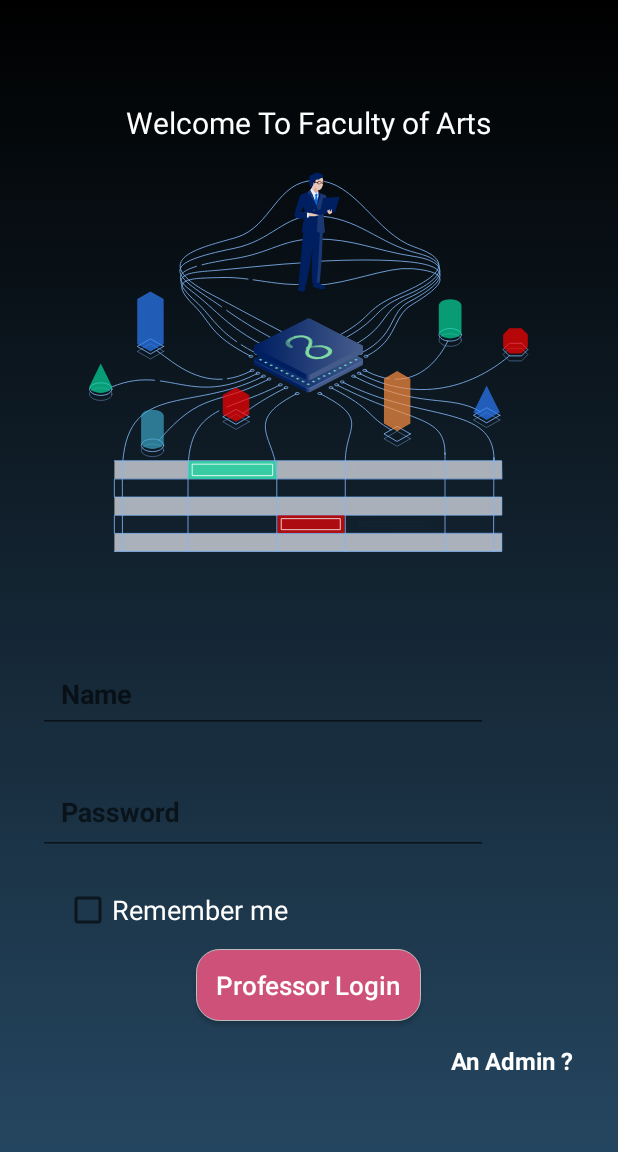
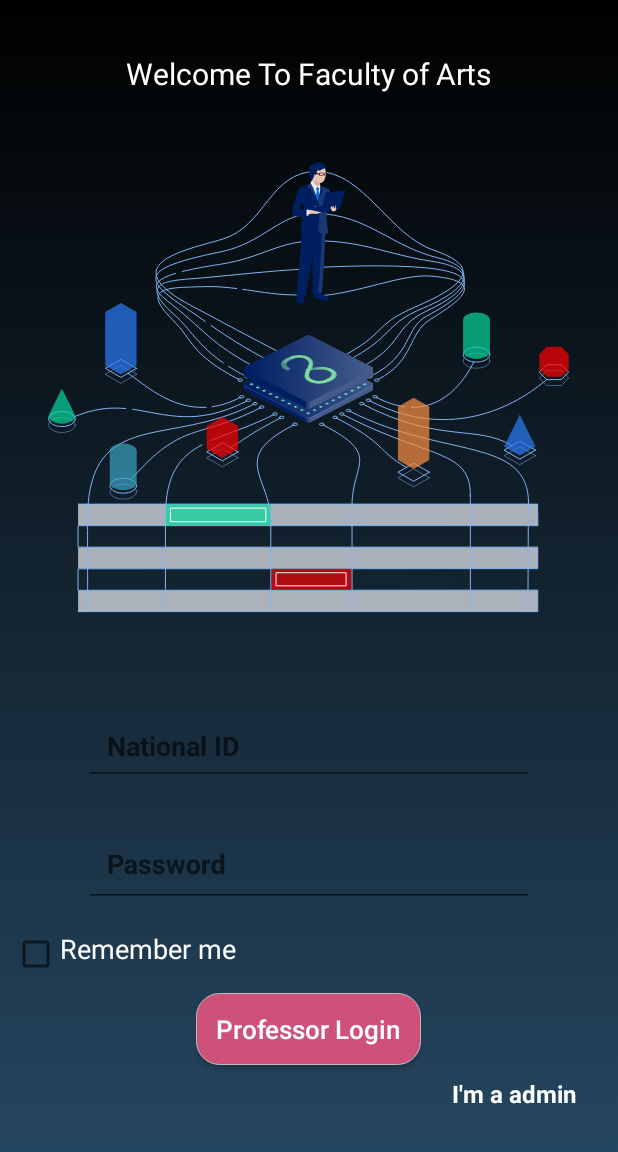
Before and after one commit to AlaaElden98/CollegeSystem, an Android app: the screen it shows after launch (MainActivity), after a tap on "Professor Or Admin", on a phone screen of 412 x 824 dp, the part 84-1236 px from its top. Run offline under Robolectric (Android 15) with nearby library versions, the phone set to English and light mode, and no system bars; our stand-ins replace Firebase (no records; nobody signed in at launch, a user with empty details on screens opened directly); libraries missing offline, so code that uses them is left out: com.rey.material, io.paperdb; plain views replace CheckBox; Roboto replaces fonts that are not available here; 5 statements that could not run were skipped; 1 other tap on this screen came first.

Commit message:
Make login and register valid

```diff
--- a/app/src/main/java/com/usama/runtime/Prevalent/Prevalent.java
+++ b/app/src/main/java/com/usama/runtime/Prevalent/Prevalent.java
@@ -13,6 +13,6 @@ public class Prevalent {
     // admin side to save current info
     public static Doctors CurrentOnlineAdminOrDoctor;
 
-    public static final String DoctorOrAdminNameKey = "DoctorOrAdminName";
+    public static final String DoctorOrAdminNationalIDKey = "DoctorOrAdminNationalID";
     public static final String DoctorOrAdminPasswordKey = "DoctorOrAdminPassword";
 }
--- a/app/src/main/java/com/usama/runtime/admin/AddSubjectFragment.java
+++ b/app/src/main/java/com/usama/runtime/admin/AddSubjectFragment.java
@@ -114,7 +114,7 @@ public class AddSubjectFragment extends Fragment {
 
     private void addSubject() {
         final String subj = subjectName.getText().toString().trim();
-        String docName = doctorName.getText().toString().trim();
+        final String docName = doctorName.getText().toString().trim();
 
         if (subj == null) {
             Toast.makeText(getContext(), "please write subject name", Toast.LENGTH_SHORT).show();
@@ -135,7 +135,7 @@ public class AddSubjectFragment extends Fragment {
                         public void onComplete(@NonNull Task<Void> task) {
                             if (task.isSuccessful()) {
                                 Toast.makeText(getActivity(), "Add this Subject is success", Toast.LENGTH_LONG).show();
-                                Navigation.findNavController(getView()).navigate(AddSubjectFragmentDirections.actionAddSubjectFragmentToAdminHomeFragment());
+                                Navigation.findNavController(getView()).navigate(AddSubjectFragmentDirections.actionAddSubjectFragmentToAdminHomeFragment(docName));
                             } else {
                                 Toast.makeText(getActivity(), "Network Error: please try again after some time..", Toast.LENGTH_LONG).show();
                             }
--- a/app/src/main/java/com/usama/runtime/student/HomeFragment.java
+++ b/app/src/main/java/com/usama/runtime/student/HomeFragment.java
@@ -129,8 +129,6 @@ public class HomeFragment extends Fragment implements NavigationView.OnNavigatio
                 studentData = dataSnapshot.child(nationalId).getValue(Student.class);
                 studentName = studentData.getName();
                 user_name.setText(studentData.getName());
-
-
             }
 
             @Override
@@ -215,8 +213,6 @@ public class HomeFragment extends Fragment implements NavigationView.OnNavigatio
             }
         } else if (id == R.id.nav_barcode) {
             Navigation.findNavController(getView()).navigate(HomeFragmentDirections.actionHomeFragmentToBarCodeFragment());
-        } else if (id == R.id.attendance_counter) {
-            Navigation.findNavController(getView()).navigate(HomeFragmentDirections.actionHomeFragmentToAttendanceCounterFragment());
         } else if (id == R.id.nav_exam) {
             Navigation.findNavController(getView()).navigate(HomeFragmentDirections.actionHomeFragmentToExamMainForStudentFragment(finalDesiers));
         } else if (id == R.id.nav_logout) {
--- a/app/src/main/res/layout/fragment_admin_or_doctor_login.xml
+++ b/app/src/main/res/layout/fragment_admin_or_doctor_login.xml
@@ -1,5 +1,5 @@
 <?xml version="1.0" encoding="utf-8"?>
-<RelativeLayout xmlns:android="http://schemas.android.com/apk/res/android"
+<androidx.constraintlayout.widget.ConstraintLayout xmlns:android="http://schemas.android.com/apk/res/android"
     xmlns:app="http://schemas.android.com/apk/res-auto"
     android:id="@+id/admin_or_doctor_login_layout"
     android:layout_width="match_parent"
@@ -8,14 +8,16 @@
 
 
     <LinearLayout
+        android:id="@+id/linearLayout2"
         android:layout_width="match_parent"
         android:layout_height="wrap_content"
         android:layout_above="@id/input_group"
         android:layout_alignParentTop="true"
-        android:layout_marginLeft="25dp"
-        android:layout_marginRight="25dp"
         android:gravity="center"
-        android:orientation="vertical">
+        android:orientation="vertical"
+        app:layout_constraintEnd_toEndOf="parent"
+        app:layout_constraintStart_toStartOf="parent"
+        app:layout_constraintTop_toTopOf="parent">
 
         <TextView
             android:layout_width="wrap_content"
@@ -29,7 +31,7 @@
 
         <com.airbnb.lottie.LottieAnimationView
             android:layout_width="match_parent"
-            android:layout_height="300dp"
+            android:layout_height="400dp"
             app:lottie_autoPlay="true"
             app:lottie_rawRes="@raw/finalprof" />
     </LinearLayout>
@@ -40,19 +42,18 @@
         android:layout_width="match_parent"
         android:layout_height="wrap_content"
         android:layout_alignParentBottom="true"
-        android:layout_marginLeft="25dp"
-        android:layout_marginRight="25dp"
-        android:layout_marginBottom="50dp"
         android:gravity="center"
-        android:orientation="vertical">
+        android:orientation="vertical"
+        app:layout_constraintTop_toBottomOf="@+id/linearLayout2">
 
         <com.google.android.material.textfield.TextInputLayout
             android:layout_width="match_parent"
             android:layout_height="wrap_content"
-            android:hint="Name">
+            android:gravity="center"
+            android:hint="National ID">
 
             <com.google.android.material.textfield.TextInputEditText
-                android:id="@+id/login_name_et"
+                android:id="@+id/login_nationalId_doctor_or_admin"
                 android:layout_width="300dp"
                 android:layout_height="50dp"
                 android:layout_marginBottom="15dp"
@@ -65,6 +66,7 @@
         <com.google.android.material.textfield.TextInputLayout
             android:layout_width="match_parent"
             android:layout_height="wrap_content"
+            android:gravity="center"
             android:hint="Password">
 
             <com.google.android.material.textfield.TextInputEditText
@@ -78,12 +80,11 @@
                 android:textStyle="bold" />
         </com.google.android.material.textfield.TextInputLayout>
 
-        <LinearLayout
+        <androidx.constraintlayout.widget.ConstraintLayout
             android:id="@+id/linear_layout_1"
             android:layout_width="match_parent"
             android:layout_height="wrap_content"
-            android:layout_below="@+id/login_password_input"
-            android:layout_marginTop="5dp"
+            android:gravity="center"
             android:orientation="horizontal">
 
             <com.rey.material.widget.CheckBox
@@ -91,13 +92,19 @@
                 style="@style/Material.Drawable.CheckBox"
                 android:layout_width="wrap_content"
                 android:layout_height="wrap_content"
-                android:layout_marginLeft="17dp"
-                android:gravity="center_vertical"
+                android:layout_marginStart="8dp"
+                android:gravity="start"
                 android:text="Remember me"
                 android:textColor="@android:color/white"
                 android:textSize="18sp"
-                app:cbd_strokeColor="@android:color/white" />
-        </LinearLayout>
+                app:cbd_strokeColor="@android:color/white"
+                app:layout_constraintBottom_toBottomOf="parent"
+                app:layout_constraintEnd_toEndOf="parent"
+                app:layout_constraintHorizontal_bias="0.0"
+                app:layout_constraintStart_toStartOf="parent"
+                app:layout_constraintTop_toTopOf="parent"
+                app:layout_constraintVertical_bias="0.0" />
+        </androidx.constraintlayout.widget.ConstraintLayout>
 
         <Button
             android:id="@+id/login_admin_or_doctor_btn"
@@ -112,37 +119,46 @@
             android:textSize="17sp" />
 
 
-        <RelativeLayout
+        <androidx.constraintlayout.widget.ConstraintLayout
             android:layout_width="match_parent"
             android:layout_height="wrap_content">
-
-            <TextView
-                android:id="@+id/admin_link"
-                android:layout_width="wrap_content"
-                android:layout_height="wrap_content"
-                android:layout_alignParentEnd="true"
-                android:layout_alignParentRight="true"
-                android:layout_marginTop="15dp"
-                android:text="An Admin ? "
-                android:textColor="@android:color/white"
-                android:textSize="16sp"
-                android:textStyle="bold" />
 
 
             <TextView
                 android:id="@+id/doctor_link"
                 android:layout_width="wrap_content"
                 android:layout_height="wrap_content"
-                android:text="I'm not an Admin?"
+                android:layout_marginStart="8dp"
+                android:layout_marginTop="8dp"
+                android:layout_marginBottom="8dp"
+                android:text="I'm a doctor"
                 android:textColor="@android:color/white"
-                android:textSize="20sp"
+                android:textSize="16sp"
                 android:textStyle="bold"
                 android:visibility="invisible"
+                app:layout_constraintBottom_toBottomOf="parent"
+                app:layout_constraintEnd_toStartOf="@+id/admin_link"
+                app:layout_constraintStart_toStartOf="parent"
+                app:layout_constraintTop_toTopOf="parent" />
 
-
-                />
-        </RelativeLayout>
+            <TextView
+                android:id="@+id/admin_link"
+                android:layout_width="wrap_content"
+                android:layout_height="wrap_content"
+                android:layout_marginStart="200dp"
+                android:layout_marginTop="8dp"
+                android:layout_marginEnd="24dp"
+                android:layout_marginBottom="8dp"
+                android:text="I'm a admin"
+                android:textColor="@android:color/white"
+                android:textSize="16sp"
+                android:textStyle="bold"
+                app:layout_constraintBottom_toBottomOf="parent"
+                app:layout_constraintEnd_toEndOf="parent"
+                app:layout_constraintStart_toEndOf="@+id/doctor_link"
+                app:layout_constraintTop_toTopOf="parent" />
+        </androidx.constraintlayout.widget.ConstraintLayout>
 
     </LinearLayout>
 
-</RelativeLayout>
+</androidx.constraintlayout.widget.ConstraintLayout>
--- a/app/src/main/res/menu/menu_home_drawer.xml
+++ b/app/src/main/res/menu/menu_home_drawer.xml
@@ -15,11 +15,6 @@
             android:iconTint="@android:color/white"
             android:title="Barcode" />
         <item
-            android:id="@+id/attendance_counter"
-            android:icon="@drawable/barcode"
-            android:iconTint="@android:color/white"
-            android:title="Your Attendance" />
-        <item
         android:id="@+id/nav_exam"
         android:icon="@drawable/news"
         android:iconTint="@android:color/white"
--- a/app/src/main/res/navigation/navigation.xml
+++ b/app/src/main/res/navigation/navigation.xml
@@ -64,9 +64,6 @@
             android:id="@+id/action_homeFragment_to_barCodeFragment"
             app:destination="@id/barCodeFragment" />
         <action
-            android:id="@+id/action_homeFragment_to_attendanceCounterFragment"
-            app:destination="@id/attendanceCounterFragment" />
-        <action
             android:id="@+id/action_homeFragment_to_desiresAcceptedFragment"
             app:destination="@id/desiresAcceptedFragment" />
         <action
@@ -92,11 +89,6 @@
             app:destination="@id/homeFragment" />
     </fragment>
     <fragment
-        android:id="@+id/attendanceCounterFragment"
-        android:name="com.usama.runtime.student.AttendanceCounterFragment"
-        android:label="fragment_attendence_counter"
-        tools:layout="@layout/fragment_attendance_counter" />
-    <fragment
         android:id="@+id/addDepartmentFragment"
         android:name="com.usama.runtime.admin.department.AddDepartmentFragment"
         android:label="fragment_add_department"
@@ -104,6 +96,7 @@
         <action
             android:id="@+id/action_addDepartmentFragment_to_adminHomeFragment"
             app:destination="@id/adminHomeFragment" />
+        <argument android:name="realname" />
     </fragment>
     <fragment
         android:id="@+id/addNewPostFragment"
@@ -182,6 +175,7 @@
         <action
             android:id="@+id/action_doctorHomeFragment_to_infoOfExamFragment"
             app:destination="@id/infoOfExamFragment" />
+        <argument android:name="realName" />
     </fragment>
     <fragment
         android:id="@+id/specificSubjectFragment"
@@ -286,6 +280,9 @@
         <action
             android:id="@+id/action_adminHomeFragment_to_chooseLevelToShowSubjectFragment2"
             app:destination="@id/chooseLevelToShowSubjectFragment" />
+        <argument
+            android:name="realName"
+            app:argType="string" />
     </fragment>
     <fragment
         android:id="@+id/addSubjectFragment"
```
Also changed, not shown: app/src/main/java/com/usama/runtime/AdminOrDoctorLoginFragment.java (+25 -23 lines), app/src/main/java/com/usama/runtime/MainFragment.java (+16 -14 lines), app/src/main/java/com/usama/runtime/adapter/AttendanceAdapter.java (deleted, +0 -63 lines), app/src/main/java/com/usama/runtime/admin/AdminHomeFragment.java (+13 -10 lines), app/src/main/java/com/usama/runtime/admin/department/AddDepartmentFragment.java (+7 -3 lines), app/src/main/java/com/usama/runtime/doctor/DoctorHomeFragment.java (+12 -8 lines), app/src/main/java/com/usama/runtime/model/Doctors.java (+23 -13 lines), app/src/main/java/com/usama/runtime/student/AttendanceCounterFragment.java (deleted, +0 -105 lines), app/src/main/java/com/usama/runtime/student/BarCodeFragment.java (+86 -92 lines), app/src/main/res/layout/fragment_attendance_counter.xml (deleted, +0 -35 lines), app/src/main/res/layout/fragment_attendance_counter_item.xml (deleted, +0 -55 lines), 1 other file.
